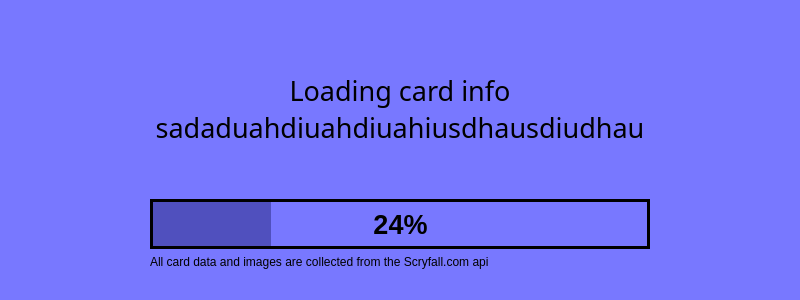
Qt form loading.ui (MythicWebsite/momir) before a commit.
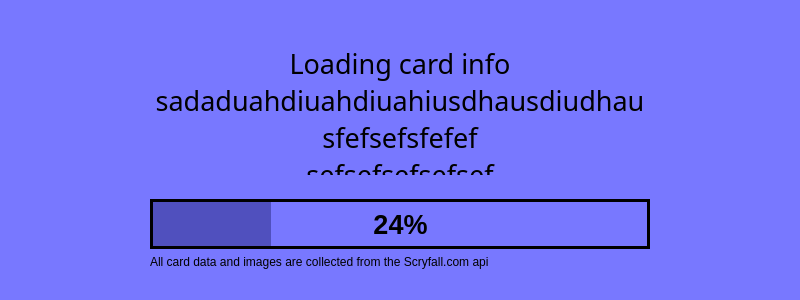
The same form after that commit.

Commit message: exit button and touch button animations

```diff
--- a/loading.ui
+++ b/loading.ui
@@ -82,31 +82,18 @@
         </property>
        </spacer>
       </item>
-      <item>
-       <spacer name="verticalSpacer_4">
-        <property name="orientation">
-         <enum>Qt::Orientation::Vertical</enum>
-        </property>
-        <property name="sizeHint" stdset="0">
-         <size>
-          <width>20</width>
-          <height>40</height>
-         </size>
-        </property>
-       </spacer>
-      </item>
       <item>
        <widget class="QLabel" name="loading_info">
         <property name="minimumSize">
          <size>
           <width>0</width>
-          <height>100</height>
+          <height>130</height>
          </size>
         </property>
         <property name="maximumSize">
          <size>
           <width>500</width>
-          <height>100</height>
+          <height>130</height>
          </size>
         </property>
         <property name="font">
@@ -116,7 +103,9 @@
          </font>
         </property>
         <property name="text">
-         <string>Loading card info sadaduahdiuahdiuahiusdhausdiudhau</string>
+         <string>Loading card info sadaduahdiuahdiuahiusdhausdiudhau
+sfefsefsfefef
+sefsefsefsefsef</string>
         </property>
         <property name="alignment">
          <set>Qt::AlignmentFlag::AlignHCenter|Qt::AlignmentFlag::AlignTop</set>
```
The commit also changes 4 other files.
